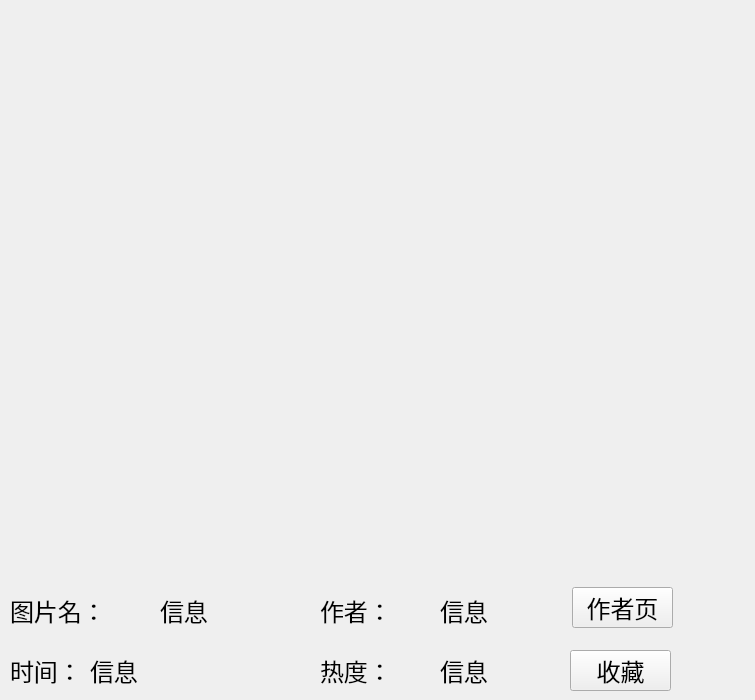
First picture: the form in picstore/big_pic.ui, repository Godsavelain/PicStore, before the edit.
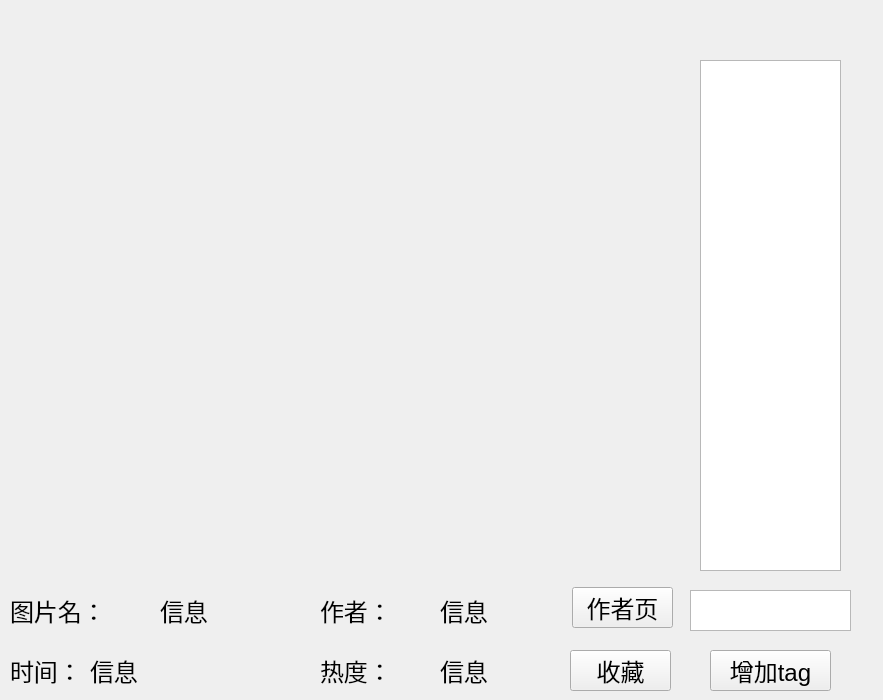
Second picture: the form after the edit.

```diff
--- a/picstore/big_pic.ui
+++ b/picstore/big_pic.ui
@@ -6,7 +6,7 @@
    <rect>
     <x>0</x>
     <y>0</y>
-    <width>755</width>
+    <width>883</width>
     <height>700</height>
    </rect>
   </property>
@@ -216,6 +216,45 @@
     <string>收藏</string>
    </property>
   </widget>
+  <widget class="QListWidget" name="listWidget">
+   <property name="geometry">
+    <rect>
+     <x>700</x>
+     <y>60</y>
+     <width>141</width>
+     <height>511</height>
+    </rect>
+   </property>
+  </widget>
+  <widget class="QPushButton" name="add_tag">
+   <property name="geometry">
+    <rect>
+     <x>710</x>
+     <y>650</y>
+     <width>121</width>
+     <height>41</height>
+    </rect>
+   </property>
+   <property name="font">
+    <font>
+     <family>Arial</family>
+     <pointsize>18</pointsize>
+    </font>
+   </property>
+   <property name="text">
+    <string>增加tag</string>
+   </property>
+  </widget>
+  <widget class="QTextEdit" name="tagin">
+   <property name="geometry">
+    <rect>
+     <x>690</x>
+     <y>590</y>
+     <width>161</width>
+     <height>41</height>
+    </rect>
+   </property>
+  </widget>
  </widget>
  <resources/>
  <connections/>
```
Left out of the diff: 2 changed lines with no effect on the pictures.
